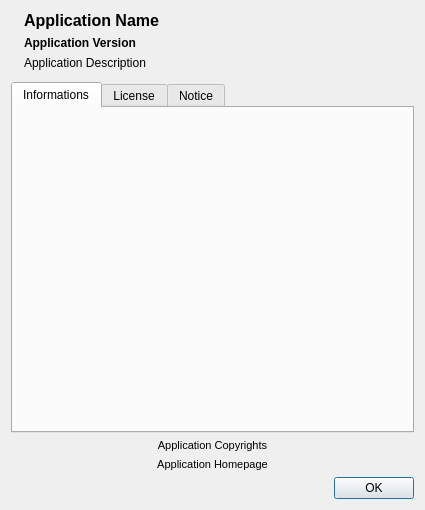
First picture: the form in qwbfs/src/UIAbout.ui, repository amestica/qwbfs, before the edit.
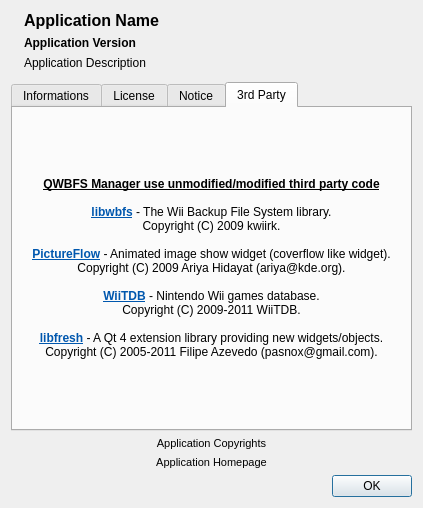
Second picture: the form after the edit. The open tabs and pages were chosen to show the change. Icons and pictures are not drawn.

Commit message: Fix rendering of PartitionComboBox. Add 3rd party code/tools use in UIAbout.

```diff
--- a/qwbfs/src/UIAbout.ui
+++ b/qwbfs/src/UIAbout.ui
@@ -6,8 +6,8 @@
    <rect>
     <x>0</x>
     <y>0</y>
-    <width>425</width>
-    <height>510</height>
+    <width>423</width>
+    <height>508</height>
    </rect>
   </property>
   <property name="maximumSize">
@@ -313,6 +313,54 @@
          </property>
          <property name="wordWrap">
           <bool>true</bool>
+         </property>
+         <property name="textInteractionFlags">
+          <set>Qt::LinksAccessibleByMouse|Qt::TextSelectableByMouse</set>
+         </property>
+        </widget>
+       </item>
+      </layout>
+     </widget>
+     <widget class="QWidget" name="wThirdParty">
+      <attribute name="title">
+       <string>3rd Party</string>
+      </attribute>
+      <layout class="QVBoxLayout" name="verticalLayout_6">
+       <property name="margin">
+        <number>0</number>
+       </property>
+       <item>
+        <widget class="QLabel" name="label">
+         <property name="text">
+          <string notr="true">&lt;!DOCTYPE HTML PUBLIC &quot;-//W3C//DTD HTML 4.0//EN&quot; &quot;http://www.w3.org/TR/REC-html40/strict.dtd&quot;&gt;
+&lt;html&gt;&lt;head&gt;&lt;meta name=&quot;qrichtext&quot; content=&quot;1&quot; /&gt;&lt;style type=&quot;text/css&quot;&gt;
+p, li { white-space: pre-wrap; }
+&lt;/style&gt;&lt;/head&gt;&lt;body style=&quot; font-family:'Ubuntu'; font-size:9pt; font-weight:400; font-style:normal;&quot;&gt;
+&lt;p style=&quot; margin-top:0px; margin-bottom:0px; margin-left:0px; margin-right:0px; -qt-block-indent:0; text-indent:0px;&quot;&gt;&lt;span style=&quot; font-weight:600; text-decoration: underline;&quot;&gt;QWBFS Manager use unmodified/modified third party code&lt;/span&gt;&lt;/p&gt;
+&lt;p style=&quot;-qt-paragraph-type:empty; margin-top:0px; margin-bottom:0px; margin-left:0px; margin-right:0px; -qt-block-indent:0; text-indent:0px;&quot;&gt;&lt;/p&gt;
+&lt;p style=&quot; margin-top:0px; margin-bottom:0px; margin-left:0px; margin-right:0px; -qt-block-indent:0; text-indent:0px;&quot;&gt;&lt;a href=&quot;https://github.com/kwiirk/wbfs&quot;&gt;&lt;span style=&quot; font-weight:600; text-decoration: underline; color:#0057ae;&quot;&gt;libwbfs&lt;/span&gt;&lt;/a&gt; - The Wii Backup File System library.&lt;/p&gt;
+&lt;p style=&quot; margin-top:0px; margin-bottom:0px; margin-left:0px; margin-right:0px; -qt-block-indent:0; text-indent:0px;&quot;&gt;Copyright (C) 2009 kwiirk.&lt;/p&gt;
+&lt;p style=&quot;-qt-paragraph-type:empty; margin-top:0px; margin-bottom:0px; margin-left:0px; margin-right:0px; -qt-block-indent:0; text-indent:0px;&quot;&gt;&lt;/p&gt;
+&lt;p style=&quot; margin-top:0px; margin-bottom:0px; margin-left:0px; margin-right:0px; -qt-block-indent:0; text-indent:0px;&quot;&gt;&lt;a href=&quot;http://pictureflow.googlecode.com&quot;&gt;&lt;span style=&quot; font-weight:600; text-decoration: underline; color:#0057ae;&quot;&gt;PictureFlow&lt;/span&gt;&lt;/a&gt; - Animated image show widget (coverflow like widget).&lt;/p&gt;
+&lt;p style=&quot; margin-top:0px; margin-bottom:0px; margin-left:0px; margin-right:0px; -qt-block-indent:0; text-indent:0px;&quot;&gt;Copyright (C) 2009 Ariya Hidayat (ariya@kde.org).&lt;/p&gt;
+&lt;p style=&quot;-qt-paragraph-type:empty; margin-top:0px; margin-bottom:0px; margin-left:0px; margin-right:0px; -qt-block-indent:0; text-indent:0px;&quot;&gt;&lt;/p&gt;
+&lt;p style=&quot; margin-top:0px; margin-bottom:0px; margin-left:0px; margin-right:0px; -qt-block-indent:0; text-indent:0px;&quot;&gt;&lt;a href=&quot;http://wiitdb.com&quot;&gt;&lt;span style=&quot; font-weight:600; text-decoration: underline; color:#0057ae;&quot;&gt;WiiTDB&lt;/span&gt;&lt;/a&gt; - Nintendo Wii games database.&lt;/p&gt;
+&lt;p style=&quot; margin-top:0px; margin-bottom:0px; margin-left:0px; margin-right:0px; -qt-block-indent:0; text-indent:0px;&quot;&gt;Copyright (C) 2009-2011 WiiTDB.&lt;/p&gt;
+&lt;p style=&quot;-qt-paragraph-type:empty; margin-top:0px; margin-bottom:0px; margin-left:0px; margin-right:0px; -qt-block-indent:0; text-indent:0px;&quot;&gt;&lt;/p&gt;
+&lt;p style=&quot; margin-top:0px; margin-bottom:0px; margin-left:0px; margin-right:0px; -qt-block-indent:0; text-indent:0px;&quot;&gt;&lt;a href=&quot;http://bettercodes.org/projects/fresh&quot;&gt;&lt;span style=&quot; font-weight:600; text-decoration: underline; color:#0057ae;&quot;&gt;libfresh&lt;/span&gt;&lt;/a&gt; - A Qt 4 extension library providing new widgets/objects.&lt;/p&gt;
+&lt;p style=&quot; margin-top:0px; margin-bottom:0px; margin-left:0px; margin-right:0px; -qt-block-indent:0; text-indent:0px;&quot;&gt;Copyright (C) 2005-2011 Filipe Azevedo (pasnox@gmail.com).&lt;/p&gt;&lt;/body&gt;&lt;/html&gt;</string>
+         </property>
+         <property name="alignment">
+          <set>Qt::AlignCenter</set>
+         </property>
+         <property name="wordWrap">
+          <bool>true</bool>
+         </property>
+         <property name="openExternalLinks">
+          <bool>true</bool>
+         </property>
+         <property name="textInteractionFlags">
+          <set>Qt::LinksAccessibleByMouse|Qt::TextSelectableByMouse</set>
          </property>
         </widget>
        </item>
```
The commit also changes 2 other files.
